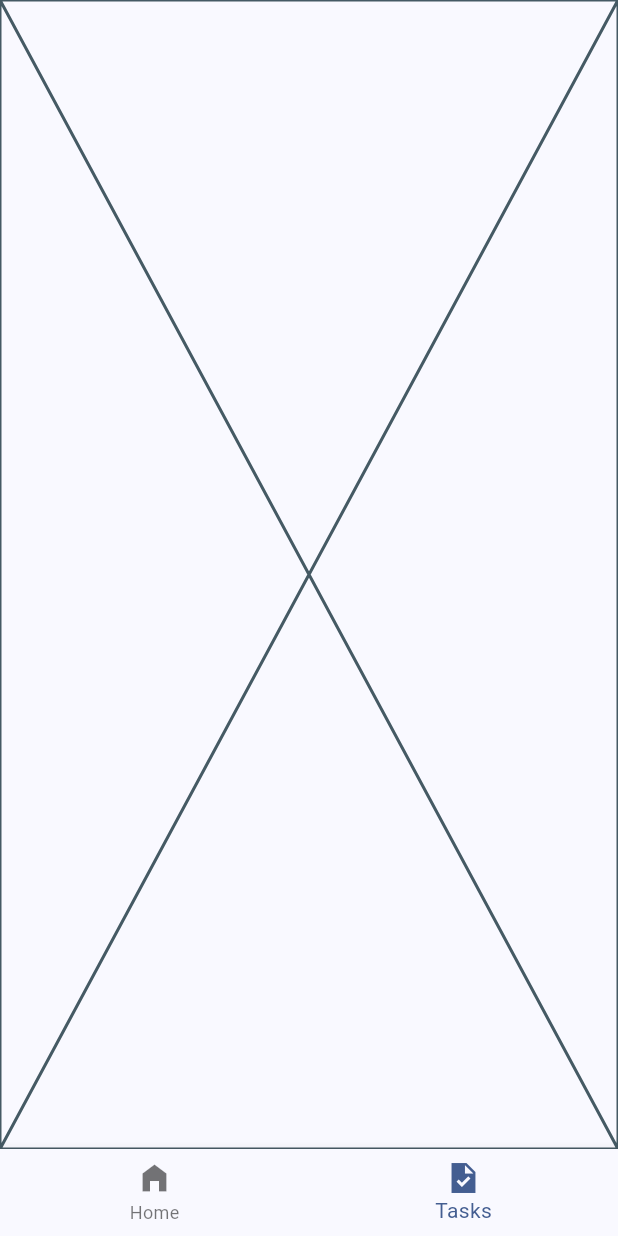
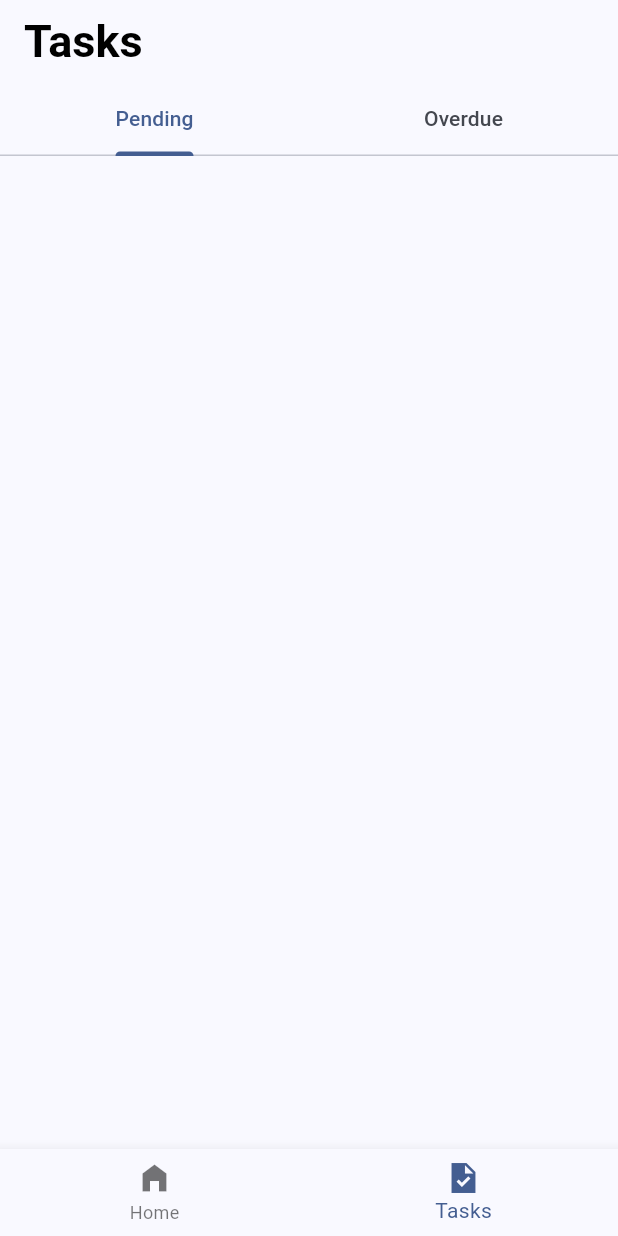
Before and after one commit to mustapha-amin/task_mate, a Flutter app: the screen it shows after launch, item 2 of the bottom bar chosen, on a phone screen of 412 x 824 dp. Run offline on Flutter 3.47's test engine with Material 3 defaults, Android fonts, the phone set to English and light mode, and no system bars; our stand-ins replace hive, hive_flutter, sizer; accounts and stored records are empty.

Commit message:
created tasks screen, fixed provider

```diff
--- a/lib/features/home/screens/home.dart
+++ b/lib/features/home/screens/home.dart
@@ -17,7 +17,7 @@ class _HomeState extends State<Home> {
     return Scaffold(
       appBar: AppBar(
         title: Text(
-          "TaskMate",
+          "Home",
           style: kTextStyle(30, isBold: true),
         ).padX(15),
       ),
--- a/lib/features/tasks/screens/tasks.dart
+++ b/lib/features/tasks/screens/tasks.dart
@@ -1,10 +1,56 @@
 import 'package:flutter/material.dart';
+import 'package:provider/provider.dart';
+import 'package:task_mate/models/task_model.dart';
+import 'package:task_mate/providers/tasks_provider.dart';
 
-class Tasks extends StatelessWidget {
+import '../../../utils/textstyle.dart';
+
+class Tasks extends StatefulWidget {
   const Tasks({super.key});
 
   @override
+  State<Tasks> createState() => _TasksState();
+}
+
+class _TasksState extends State<Tasks> with SingleTickerProviderStateMixin {
+  late TabController _tabController;
+
+  @override
+  void initState() {
+    super.initState();
+    _tabController = TabController(length: 2, vsync: this);
+  }
+
+  @override
   Widget build(BuildContext context) {
-    return const Placeholder();
+    final tasksProvider = Provider.of<TasksProvider>(context);
+    return Scaffold(
+      appBar: AppBar(
+        title: Text(
+          'Tasks',
+          style: kTextStyle(30, isBold: true),
+        ),
+        bottom: TabBar(
+          controller: _tabController,
+          tabs: [
+            Tab(text: 'Pending'),
+            Tab(text: 'Overdue'),
+          ],
+        ),
+      ),
+      body: TabBarView(
+        controller: _tabController,
+        children: [
+          Center(
+              child: ListView.builder(
+            itemCount: tasksProvider.tasks.length,
+            itemBuilder: (context, index) {
+              return Text("Hello");
+            },
+          )),
+          Center(child: Text('Content for Tab 2')),
+        ],
+      ),
+    );
   }
 }
--- a/lib/main.dart
+++ b/lib/main.dart
@@ -27,7 +27,8 @@ class MyApp extends StatefulWidget {
 class _MyAppState extends State<MyApp> {
   @override
   Widget build(BuildContext context) {
-    return Sizer(builder: (context, __, ___) {
+    return Sizer(
+      builder: (_, __, ___) {
         return MaterialApp(
           theme: ThemeData.from(
               colorScheme:
@@ -38,14 +39,15 @@ class _MyAppState extends State<MyApp> {
                 create: (_) => TasksDB(tasksBox: Hive.box<TaskModel>('tasks')),
               ),
               ChangeNotifierProvider(
-              create: (_) =>
-                  TasksProvider(tasksDB: Provider.of<TasksDB>(context)),
+                create: (context) => TasksProvider(
+                    tasksDB: Provider.of<TasksDB>(context, listen: false)),
               )
             ],
-          child: const AppBottomNavBar(),
+            child: AppBottomNavBar(),
           ),
           debugShowCheckedModeBanner: false,
         );
-    });
+      },
+    );
   }
 }
```
Lines whose indentation alone changed are shown as unchanged.
